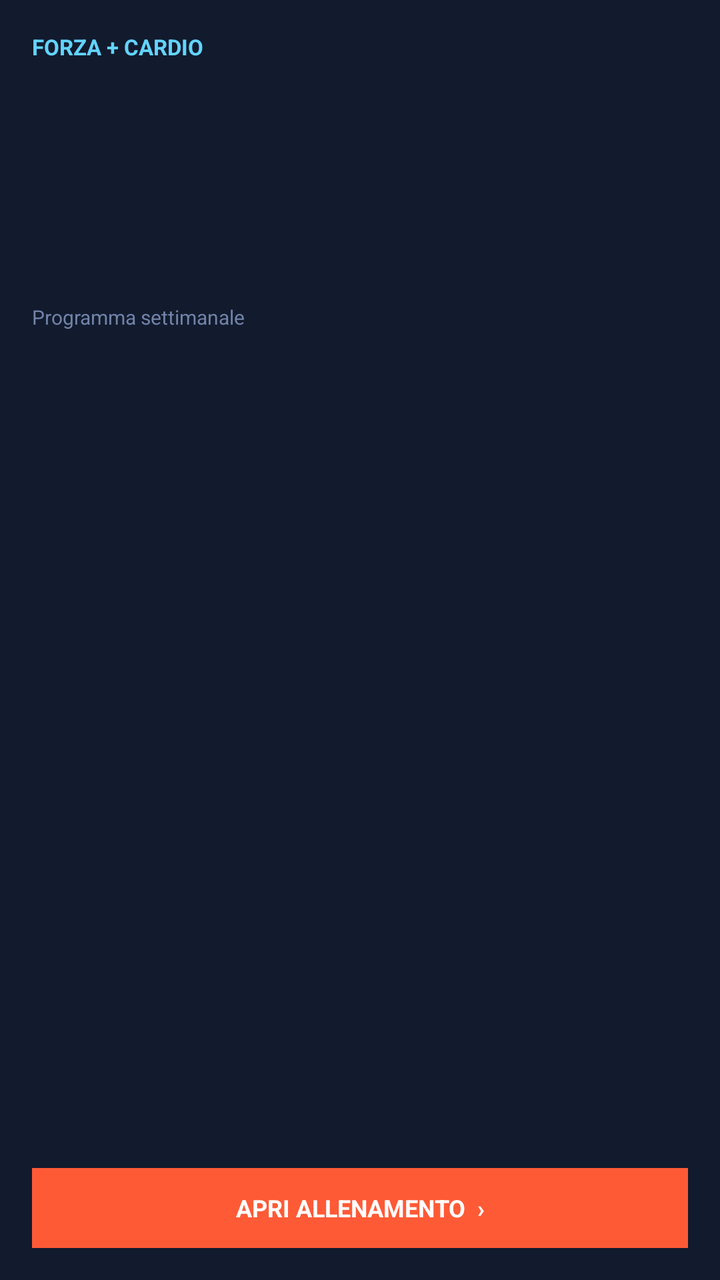
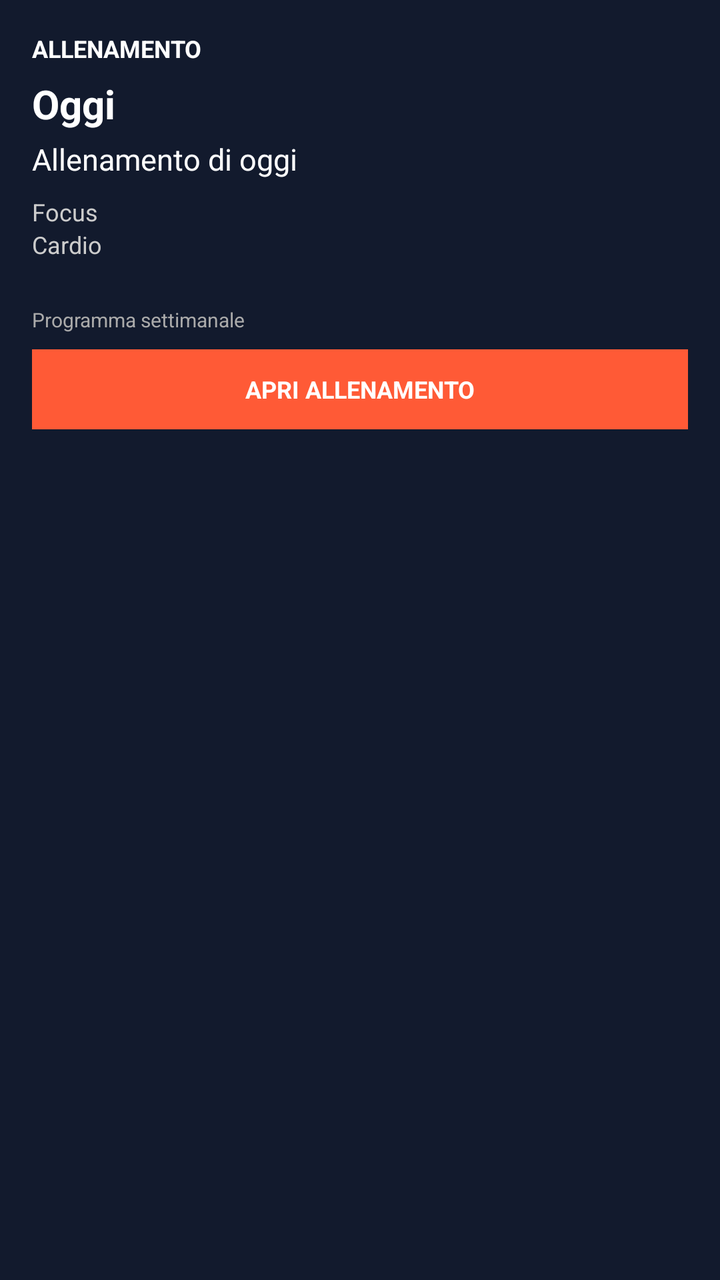

Compare the two renders of this Android layout. The source of the first and the diff that turns it into the second are given below.
<!-- AndroidManifest.xml: application theme AppTheme -->
<!-- res/layout/widget_training_today.xml -->
<?xml version="1.0" encoding="utf-8"?>
<LinearLayout xmlns:android="http://schemas.android.com/apk/res/android"
    android:id="@+id/widget_root"
    android:layout_width="match_parent"
    android:layout_height="match_parent"
    android:orientation="vertical"
    android:padding="16dp"
    android:background="#121A2D">

    <TextView
        android:id="@+id/widget_type"
        android:layout_width="wrap_content"
        android:layout_height="wrap_content"
        android:text="FORZA + CARDIO"
        android:textColor="#62D4FF"
        android:textSize="11sp"
        android:textStyle="bold" />

    <TextView
        android:id="@+id/widget_date"
        android:layout_width="wrap_content"
        android:layout_height="wrap_content"
        android:layout_marginTop="3dp"
        android:textColor="#9FB0D0"
        android:textSize="12sp" />

    <TextView
        android:id="@+id/widget_day"
        android:layout_width="wrap_content"
        android:layout_height="wrap_content"
        android:layout_marginTop="10dp"
        android:textColor="#FF7A52"
        android:textSize="13sp"
        android:textStyle="bold" />

    <TextView
        android:id="@+id/widget_title"
        android:layout_width="match_parent"
        android:layout_height="wrap_content"
        android:layout_marginTop="2dp"
        android:maxLines="2"
        android:ellipsize="end"
        android:textColor="#FFFFFF"
        android:textSize="18sp"
        android:textStyle="bold" />

    <TextView
        android:id="@+id/widget_focus"
        android:layout_width="match_parent"
        android:layout_height="wrap_content"
        android:layout_marginTop="7dp"
        android:textColor="#B7C6FF"
        android:textSize="12sp" />

    <TextView
        android:id="@+id/widget_cardio"
        android:layout_width="match_parent"
        android:layout_height="wrap_content"
        android:layout_marginTop="2dp"
        android:textColor="#9FB0D0"
        android:textSize="12sp" />

    <TextView
        android:id="@+id/widget_sync"
        android:layout_width="match_parent"
        android:layout_height="wrap_content"
        android:layout_marginTop="6dp"
        android:maxLines="1"
        android:ellipsize="end"
        android:text="Programma settimanale"
        android:textColor="#7183A8"
        android:textSize="10sp" />

    <Space
        android:layout_width="match_parent"
        android:layout_height="0dp"
        android:layout_weight="1" />

    <TextView
        android:id="@+id/widget_open"
        android:layout_width="match_parent"
        android:layout_height="40dp"
        android:gravity="center"
        android:text="APRI ALLENAMENTO  ›"
        android:textColor="#FFFFFF"
        android:textSize="12sp"
        android:textStyle="bold"
        android:background="#FF5A36" />
</LinearLayout>
<!-- resources referenced by this layout -->
<resources>
  <style name="AppTheme" parent="Theme.AppCompat.Light.DarkActionBar">
          
          <item name="colorPrimary">@color/colorPrimary</item>
          <item name="colorPrimaryDark">@color/colorPrimaryDark</item>
          <item name="colorAccent">@color/colorAccent</item>
      </style>
  <color tools:ignore="UnusedResources" name="colorPrimary">#3F51B5</color>
  <color tools:ignore="UnusedResources" name="colorPrimaryDark">#303F9F</color>
  <color tools:ignore="UnusedResources" name="colorAccent">#FF4081</color>
</resources>

<!-- the commit's change to res/layout/widget_training_today.xml (unified diff, before → after) -->
@@ -9,79 +9,74 @@
 
     <TextView
         android:id="@+id/widget_type"
-        android:layout_width="wrap_content"
+        android:layout_width="match_parent"
         android:layout_height="wrap_content"
-        android:text="FORZA + CARDIO"
-        android:textColor="#62D4FF"
-        android:textSize="11sp"
+        android:text="ALLENAMENTO"
+        android:textColor="#FFFFFF"
+        android:textSize="12sp"
         android:textStyle="bold" />
 
     <TextView
-        android:id="@+id/widget_date"
-        android:layout_width="wrap_content"
+        android:id="@+id/widget_day"
+        android:layout_width="match_parent"
         android:layout_height="wrap_content"
-        android:layout_marginTop="3dp"
-        android:textColor="#9FB0D0"
-        android:textSize="12sp" />
-
-    <TextView
-        android:id="@+id/widget_day"
-        android:layout_width="wrap_content"
-        android:layout_height="wrap_content"
-        android:layout_marginTop="10dp"
-        android:textColor="#FF7A52"
-        android:textSize="13sp"
+        android:layout_marginTop="6dp"
+        android:text="Oggi"
+        android:textColor="#FFFFFF"
+        android:textSize="20sp"
         android:textStyle="bold" />
 
     <TextView
         android:id="@+id/widget_title"
         android:layout_width="match_parent"
         android:layout_height="wrap_content"
-        android:layout_marginTop="2dp"
-        android:maxLines="2"
-        android:ellipsize="end"
+        android:layout_marginTop="4dp"
+        android:text="Allenamento di oggi"
         android:textColor="#FFFFFF"
-        android:textSize="18sp"
-        android:textStyle="bold" />
+        android:textSize="15sp" />
 
     <TextView
         android:id="@+id/widget_focus"
         android:layout_width="match_parent"
         android:layout_height="wrap_content"
-        android:layout_marginTop="7dp"
-        android:textColor="#B7C6FF"
+        android:layout_marginTop="8dp"
+        android:text="Focus"
+        android:textColor="#CCCCCC"
         android:textSize="12sp" />
 
     <TextView
         android:id="@+id/widget_cardio"
         android:layout_width="match_parent"
         android:layout_height="wrap_content"
-        android:layout_marginTop="2dp"
-        android:textColor="#9FB0D0"
+        android:text="Cardio"
+        android:textColor="#CCCCCC"
         android:textSize="12sp" />
+
+    <TextView
+        android:id="@+id/widget_date"
+        android:layout_width="match_parent"
+        android:layout_height="wrap_content"
+        android:layout_marginTop="4dp"
+        android:text=""
+        android:textColor="#AAAAAA"
+        android:textSize="11sp" />
 
     <TextView
         android:id="@+id/widget_sync"
         android:layout_width="match_parent"
         android:layout_height="wrap_content"
-        android:layout_marginTop="6dp"
-        android:maxLines="1"
-        android:ellipsize="end"
+        android:layout_marginTop="4dp"
         android:text="Programma settimanale"
-        android:textColor="#7183A8"
+        android:textColor="#AAAAAA"
         android:textSize="10sp" />
-
-    <Space
-        android:layout_width="match_parent"
-        android:layout_height="0dp"
-        android:layout_weight="1" />
 
     <TextView
         android:id="@+id/widget_open"
         android:layout_width="match_parent"
         android:layout_height="40dp"
+        android:layout_marginTop="8dp"
         android:gravity="center"
-        android:text="APRI ALLENAMENTO  ›"
+        android:text="APRI ALLENAMENTO"
         android:textColor="#FFFFFF"
         android:textSize="12sp"
         android:textStyle="bold"
